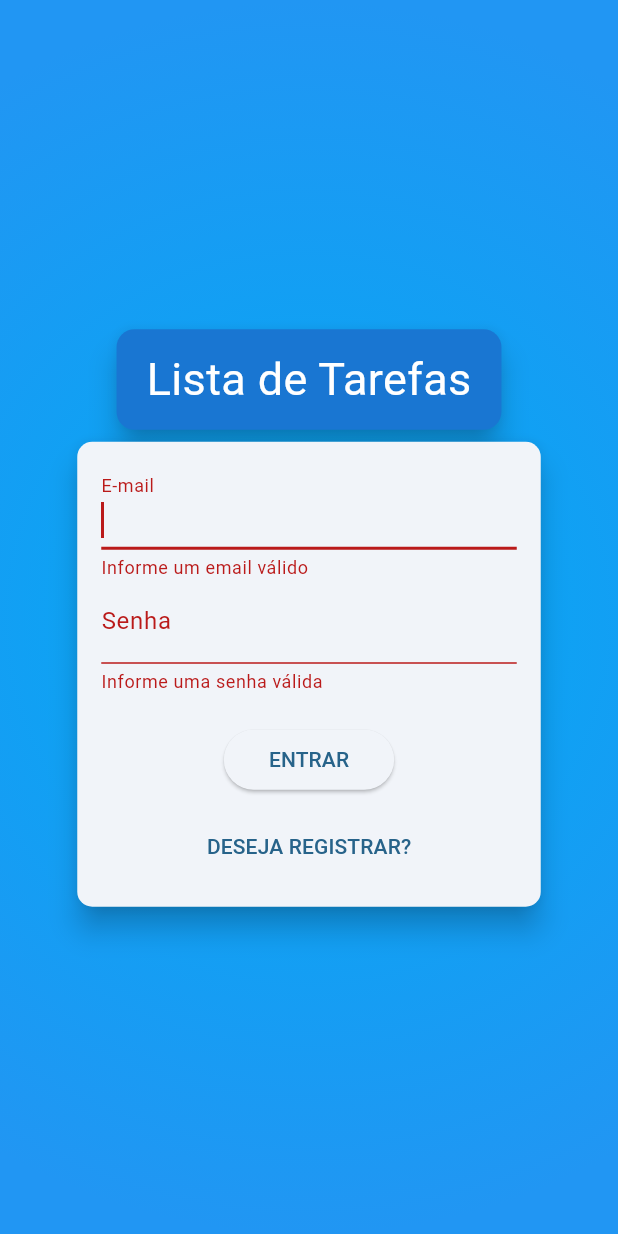
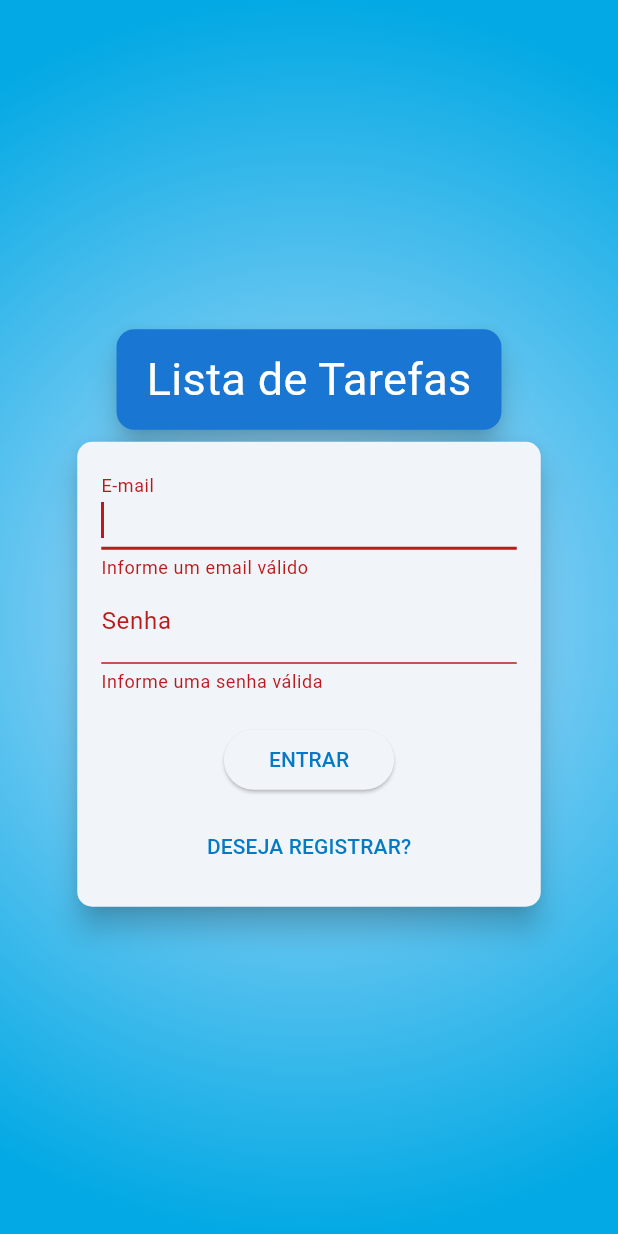
Before and after one commit to Ferps53/Scheduler, a Flutter app: the screen it shows after launch, after a tap on "ENTRAR", on a phone screen of 412 x 824 dp. Run offline on Flutter 3.47's test engine with Material 3 defaults, Android fonts, the phone set to English and light mode, and no system bars; our stand-ins replace firebase_core, firebase_messaging, shared_preferences; accounts and stored records are empty; generated files the repository leaves out were written again; network calls fail.

Commit message:
Alterações relacionadas ao tema de cores do app

```diff
--- a/lib/main.dart
+++ b/lib/main.dart
@@ -12,9 +12,12 @@ import 'package:flutter_localizations/flutter_localizations.dart';
 
 void main() async {
   WidgetsFlutterBinding.ensureInitialized();
-  await Firebase.initializeApp(options: DefaultFirebaseOptions.currentPlatform);
-
-  await FirebaseMessagingApi().iniciarNotificacoes();
+  try{
+    await Firebase.initializeApp(options: DefaultFirebaseOptions.currentPlatform);
+    await FirebaseMessagingApi().iniciarNotificacoes();
+  }catch(e){
+    print(e);
+  }
 
   runApp(const MyApp());
 }
@@ -54,6 +57,9 @@ class MyApp extends StatelessWidget {
         ],
         theme: ThemeData(
           colorScheme: ColorScheme.fromSeed(
+            primary: const Color(
+              0xfe0379C4,
+            ),
             seedColor: const Color(
               0xff03A9F4,
             ),
--- a/lib/src/view/dialogs/tarefa_form_dialog.dart
+++ b/lib/src/view/dialogs/tarefa_form_dialog.dart
@@ -87,8 +87,7 @@ class _TarefaFormDialogState extends State<TarefaFormDialog> {
   @override
   Widget build(BuildContext context) {
     return Dialog(
-        elevation: 0,
-        backgroundColor: Colors.white,
+        elevation: 2,
         child: Column(
           mainAxisSize: MainAxisSize.min,
           children: [
--- a/lib/src/view/screen/auth_screen.dart
+++ b/lib/src/view/screen/auth_screen.dart
@@ -10,11 +10,11 @@ class AuthScreen extends StatelessWidget {
       body: Stack(
         children: [
           Container(
-            decoration: const BoxDecoration(
+            decoration: BoxDecoration(
               gradient: RadialGradient(
                 colors: [
-                  Color(0xff03A9F4),
-                  Colors.blue,
+                  Theme.of(context).primaryColorLight,
+                  const Color(0xff03A9e4),
                 ],
                 radius: 1,
                 focalRadius: 2
--- a/pubspec.yaml
+++ b/pubspec.yaml
@@ -48,8 +48,6 @@ dev_dependencies:
   flutter_launcher_icons: ^0.13.1
   flutter_test:
     sdk: flutter
-
-
 
   # The "flutter_lints" package below contains a set of recommended lints to
   # encourage good coding practices. The lint set provided by the package is
```
Also changed, not shown: lib/src/view/widgets/app_drawer.dart (+2 -5 lines).
